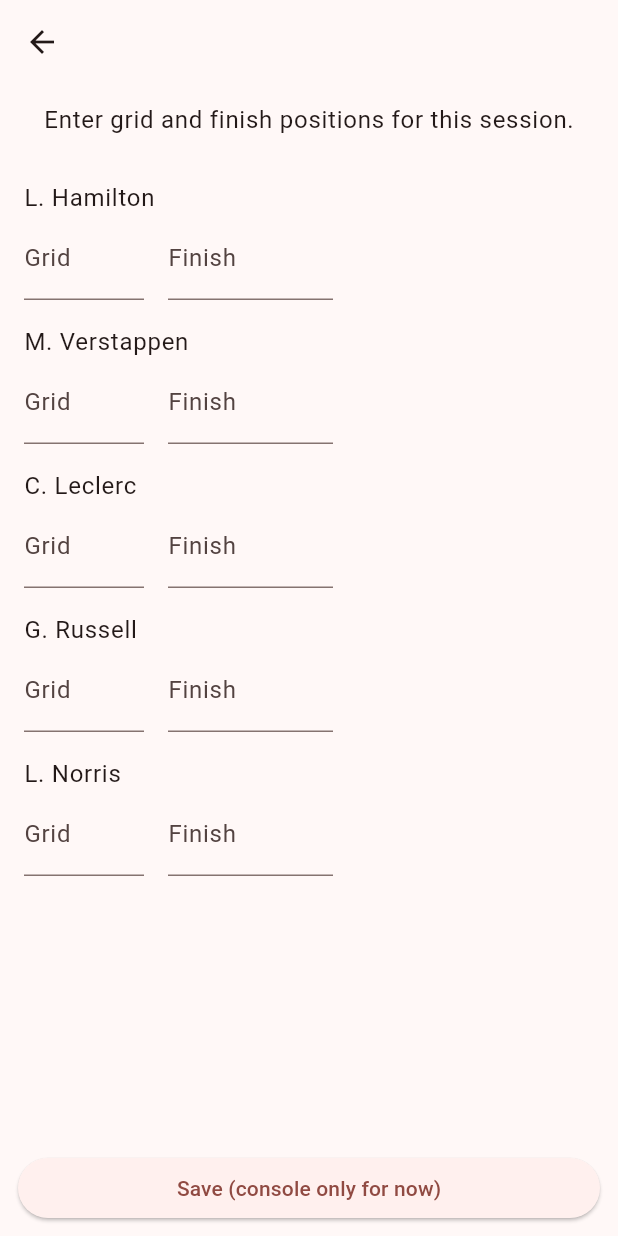
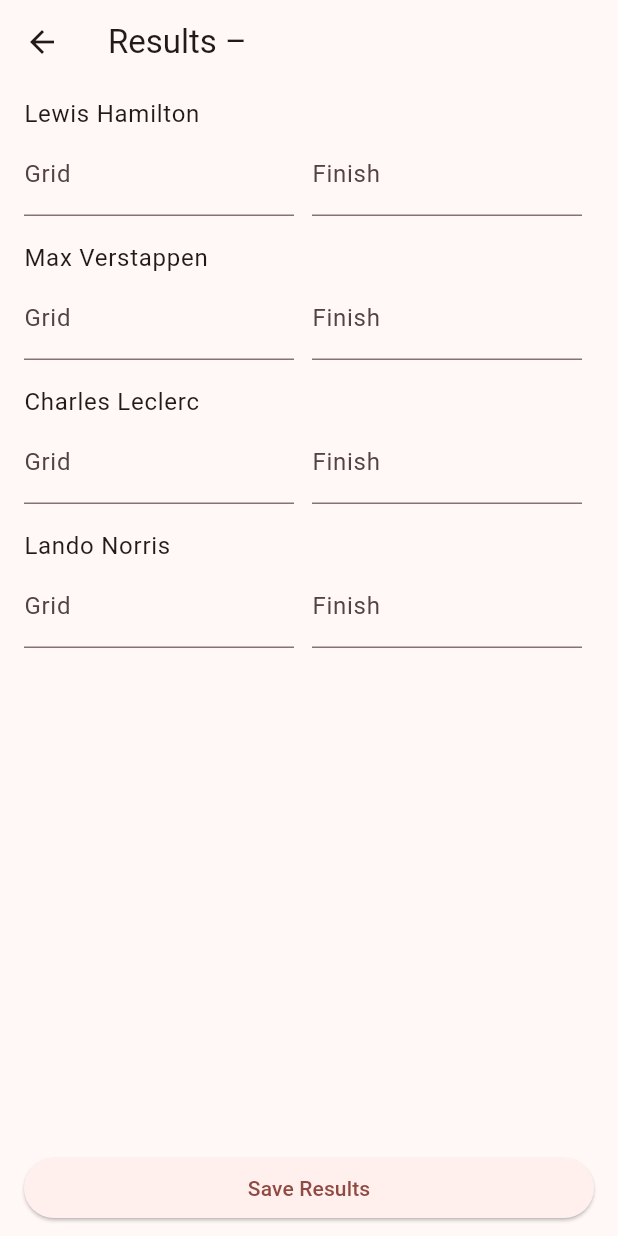
Before and after one commit to MattWD1/oversteer_organiser, a Flutter app: the SessionPage screen opened directly with empty values, on a phone screen of 412 x 824 dp. Run offline on Flutter 3.47's test engine with Material 3 defaults, Android fonts, the phone set to English and light mode, and no system bars.

Commit message:
results saved in memory, not database

```diff
--- a/lib/main.dart
+++ b/lib/main.dart
@@ -1,24 +1,49 @@
 import 'package:flutter/material.dart';
+
 import 'screens/leagues_page.dart';
 import 'repositories/league_repository.dart';
 import 'repositories/competition_repository.dart';
 import 'repositories/event_repository.dart';
 import 'repositories/driver_repository.dart';
+import 'repositories/session_result_repository.dart';
 
 void main() {
-  runApp(const OversteerApp());
+  // Create repositories once
+  final leagueRepository = InMemoryLeagueRepository();
+  final competitionRepository = InMemoryCompetitionRepository();
+  final eventRepository = InMemoryEventRepository();
+  final driverRepository = InMemoryDriverRepository();
+  final sessionResultRepository = SessionResultRepository();
+
+  runApp(
+    OversteerApp(
+      leagueRepository: leagueRepository,
+      competitionRepository: competitionRepository,
+      eventRepository: eventRepository,
+      driverRepository: driverRepository,
+      sessionResultRepository: sessionResultRepository,
+    ),
+  );
 }
 
 class OversteerApp extends StatelessWidget {
-  const OversteerApp({super.key});
+  final LeagueRepository leagueRepository;
+  final CompetitionRepository competitionRepository;
+  final EventRepository eventRepository;
+  final DriverRepository driverRepository;
+  final SessionResultRepository sessionResultRepository;
+
+  const OversteerApp({
+    super.key,
+    required this.leagueRepository,
+    required this.competitionRepository,
+    required this.eventRepository,
+    required this.driverRepository,
+    required this.sessionResultRepository,
+  });
 
   @override
   Widget build(BuildContext context) {
-    final leagueRepository = InMemoryLeagueRepository();
-    final competitionRepository = InMemoryCompetitionRepository();
-    final eventRepository = InMemoryEventRepository();
-    final driverRepository = InMemoryDriverRepository();
-
     return MaterialApp(
       title: 'Oversteer Organiser',
       debugShowCheckedModeBanner: false,
@@ -31,6 +56,7 @@ class OversteerApp extends StatelessWidget {
         competitionRepository: competitionRepository,
         eventRepository: eventRepository,
         driverRepository: driverRepository,
+        sessionResultRepository: sessionResultRepository,
       ),
     );
   }
--- a/lib/models/competition.dart
+++ b/lib/models/competition.dart
@@ -2,12 +2,12 @@ class Competition {
   final String id;
   final String leagueId;
   final String name;
-  final String seasonLabel;
+  final String? seasonName;
 
-  Competition({
+  const Competition({
     required this.id,
     required this.leagueId,
     required this.name,
-    required this.seasonLabel,
+    this.seasonName,
   });
 }
--- /dev/null
+++ b/lib/models/division.dart
@@ -0,0 +1,11 @@
+class Division {
+  final String id;
+  final String competitionId;
+  final String name;
+
+  const Division({
+    required this.id,
+    required this.competitionId,
+    required this.name,
+  });
+}
--- a/lib/models/driver.dart
+++ b/lib/models/driver.dart
@@ -1,13 +1,9 @@
 class Driver {
   final String id;
-  final String displayName;
-  final int carNumber;
-  final String? nationalityCode; // e.g. "GBR", "NED"
+  final String name;
 
-  Driver({
+  const Driver({
     required this.id,
-    required this.displayName,
-    required this.carNumber,
-    this.nationalityCode,
+    required this.name,
   });
 }
--- a/lib/models/event.dart
+++ b/lib/models/event.dart
@@ -1,13 +1,13 @@
 class Event {
   final String id;
-  final String competitionId; // which division/season this event belongs to
-  final String name;          // e.g. "Round 1 - Bahrain"
-  final int roundNumber;      // 1, 2, 3...
+  final String divisionId;
+  final String name;
+  final DateTime date;
 
-  Event({
+  const Event({
     required this.id,
-    required this.competitionId,
+    required this.divisionId,
     required this.name,
-    required this.roundNumber,
+    required this.date,
   });
 }
--- a/lib/models/league.dart
+++ b/lib/models/league.dart
@@ -2,12 +2,10 @@ class League {
   final String id;
   final String name;
   final String organiserName;
-  final String code; // join code (dummy for now)
 
-  League({
+  const League({
     required this.id,
     required this.name,
     required this.organiserName,
-    required this.code,
   });
 }
--- /dev/null
+++ b/lib/models/session_result.dart
@@ -0,0 +1,25 @@
+class SessionResult {
+  final String eventId;
+  final String driverId;
+  int? gridPosition;
+  int? finishPosition;
+
+  SessionResult({
+    required this.eventId,
+    required this.driverId,
+    this.gridPosition,
+    this.finishPosition,
+  });
+
+  SessionResult copyWith({
+    int? gridPosition,
+    int? finishPosition,
+  }) {
+    return SessionResult(
+      eventId: eventId,
+      driverId: driverId,
+      gridPosition: gridPosition ?? this.gridPosition,
+      finishPosition: finishPosition ?? this.finishPosition,
+    );
+  }
+}
--- a/lib/repositories/competition_repository.dart
+++ b/lib/repositories/competition_repository.dart
@@ -1,34 +1,43 @@
 import '../models/competition.dart';
+import '../models/division.dart';
 
 abstract class CompetitionRepository {
   Future<List<Competition>> getCompetitionsForLeague(String leagueId);
+  Future<List<Division>> getDivisionsForCompetition(String competitionId);
 }
 
 class InMemoryCompetitionRepository implements CompetitionRepository {
-  final List<Competition> _competitions = [
+  final List<Competition> _competitions = const [
     Competition(
       id: 'comp1',
       leagueId: 'league1',
-      name: 'Season 1 – Main Division',
-      seasonLabel: 'S1',
+      name: 'Season 1',
+      seasonName: '2025',
     ),
     Competition(
       id: 'comp2',
-      leagueId: 'league1',
-      name: 'Season 1 – Rookie Division',
-      seasonLabel: 'S1R',
+      leagueId: 'league2',
+      name: 'Season 1',
+      seasonName: '2025',
     ),
-    Competition(
-      id: 'comp3',
-      leagueId: 'league2',
-      name: 'Season 3 – Elite',
-      seasonLabel: 'S3',
-    ),
+  ];
+
+  final List<Division> _divisions = const [
+    Division(id: 'div1', competitionId: 'comp1', name: 'Tier 1'),
+    Division(id: 'div2', competitionId: 'comp1', name: 'Tier 2'),
+    Division(id: 'div3', competitionId: 'comp2', name: 'Single Tier'),
   ];
 
   @override
   Future<List<Competition>> getCompetitionsForLeague(String leagueId) async {
-    await Future.delayed(const Duration(milliseconds: 200)); // fake delay
+    await Future.delayed(const Duration(milliseconds: 200));
     return _competitions.where((c) => c.leagueId == leagueId).toList();
   }
+
+  @override
+  Future<List<Division>> getDivisionsForCompetition(
+      String competitionId) async {
+    await Future.delayed(const Duration(milliseconds: 200));
+    return _divisions.where((d) => d.competitionId == competitionId).toList();
+  }
 }
--- a/lib/repositories/driver_repository.dart
+++ b/lib/repositories/driver_repository.dart
@@ -5,42 +5,16 @@ abstract class DriverRepository {
 }
 
 class InMemoryDriverRepository implements DriverRepository {
-  final List<Driver> _drivers = [
-    Driver(
-      id: 'drv1',
-      displayName: 'L. Hamilton',
-      carNumber: 44,
-      nationalityCode: 'GBR',
-    ),
-    Driver(
-      id: 'drv2',
-      displayName: 'M. Verstappen',
-      carNumber: 1,
-      nationalityCode: 'NED',
-    ),
-    Driver(
-      id: 'drv3',
-      displayName: 'C. Leclerc',
-      carNumber: 16,
-      nationalityCode: 'MON',
-    ),
-    Driver(
-      id: 'drv4',
-      displayName: 'G. Russell',
-      carNumber: 63,
-      nationalityCode: 'GBR',
-    ),
-    Driver(
-      id: 'drv5',
-      displayName: 'L. Norris',
-      carNumber: 4,
-      nationalityCode: 'GBR',
-    ),
+  final List<Driver> _drivers = const [
+    Driver(id: 'drv1', name: 'Lewis Hamilton'),
+    Driver(id: 'drv2', name: 'Max Verstappen'),
+    Driver(id: 'drv3', name: 'Charles Leclerc'),
+    Driver(id: 'drv4', name: 'Lando Norris'),
   ];
 
   @override
   Future<List<Driver>> getDriversForEvent(String eventId) async {
-    // For now, ignore eventId and return the same dummy grid.
+    // In a real app, this would filter by eventId.
     await Future.delayed(const Duration(milliseconds: 200));
     return _drivers;
   }
--- a/lib/repositories/event_repository.dart
+++ b/lib/repositories/event_repository.dart
@@ -1,40 +1,40 @@
 import '../models/event.dart';
 
 abstract class EventRepository {
-  Future<List<Event>> getEventsForCompetition(String competitionId);
+  Future<List<Event>> getEventsForDivision(String divisionId);
 }
 
 class InMemoryEventRepository implements EventRepository {
   final List<Event> _events = [
     Event(
-      id: 'ev1',
-      competitionId: 'comp1',
-      name: 'Round 1 - Bahrain',
-      roundNumber: 1,
+      id: 'event1',
+      divisionId: 'div1',
+      name: 'Bahrain GP',
+      date: DateTime(2025, 3, 10),
     ),
     Event(
-      id: 'ev2',
-      competitionId: 'comp1',
-      name: 'Round 2 - Jeddah',
-      roundNumber: 2,
+      id: 'event2',
+      divisionId: 'div1',
+      name: 'Jeddah GP',
+      date: DateTime(2025, 3, 24),
     ),
     Event(
-      id: 'ev3',
-      competitionId: 'comp2',
-      name: 'Round 1 - Silverstone',
-      roundNumber: 1,
+      id: 'event3',
+      divisionId: 'div2',
+      name: 'Monza GP',
+      date: DateTime(2025, 4, 7),
     ),
     Event(
-      id: 'ev4',
-      competitionId: 'comp3',
-      name: 'Round 1 - Monza',
-      roundNumber: 1,
+      id: 'event4',
+      divisionId: 'div3',
+      name: 'Spa GP',
+      date: DateTime(2025, 5, 12),
     ),
   ];
 
   @override
-  Future<List<Event>> getEventsForCompetition(String competitionId) async {
-    await Future.delayed(const Duration(milliseconds: 200)); // fake delay
-    return _events.where((e) => e.competitionId == competitionId).toList();
+  Future<List<Event>> getEventsForDivision(String divisionId) async {
+    await Future.delayed(const Duration(milliseconds: 200));
+    return _events.where((e) => e.divisionId == divisionId).toList();
   }
 }
--- a/lib/repositories/league_repository.dart
+++ b/lib/repositories/league_repository.dart
@@ -5,25 +5,15 @@ abstract class LeagueRepository {
 }
 
 class InMemoryLeagueRepository implements LeagueRepository {
-  final List<League> _leagues = [
-    League(
-      id: 'league1',
-      name: 'Monday Night F1',
-      organiserName: 'Matt',
-      code: 'MON123',
-    ),
-    League(
-      id: 'league2',
-      name: 'EU Tier 1',
-      organiserName: 'SimRacing Hub',
-      code: 'EUT1',
-    ),
+  final List<League> _leagues = const [
+    League(id: 'league1', name: 'F1 Sunday League', organiserName: 'Matt'),
+    League(id: 'league2', name: 'Midweek Sprint League', organiserName: 'Alex'),
   ];
 
   @override
   Future<List<League>> getLeaguesForCurrentUser() async {
-    // later: filter by actual user; for now just return everything
-    await Future.delayed(const Duration(milliseconds: 200)); // tiny fake delay
+    // In a real app this would filter by current user.
+    await Future.delayed(const Duration(milliseconds: 200));
     return _leagues;
   }
 }
--- /dev/null
+++ b/lib/repositories/session_result_repository.dart
@@ -0,0 +1,33 @@
+import '../models/session_result.dart';
+
+class SessionResultRepository {
+  // key: eventId, value: list of results for that event
+  final Map<String, List<SessionResult>> _resultsByEvent = {};
+
+  List<SessionResult> getResultsForEvent(String eventId) {
+    final existing = _resultsByEvent[eventId] ?? [];
+    return existing
+        .map(
+          (r) => SessionResult(
+            eventId: r.eventId,
+            driverId: r.driverId,
+            gridPosition: r.gridPosition,
+            finishPosition: r.finishPosition,
+          ),
+        )
+        .toList();
+  }
+
+  void saveResultsForEvent(String eventId, List<SessionResult> results) {
+    _resultsByEvent[eventId] = results
+        .map(
+          (r) => SessionResult(
+            eventId: r.eventId,
+            driverId: r.driverId,
+            gridPosition: r.gridPosition,
+            finishPosition: r.finishPosition,
+          ),
+        )
+        .toList();
+  }
+}
--- a/lib/screens/leagues_page.dart
+++ b/lib/screens/leagues_page.dart
@@ -5,6 +5,7 @@ import '../repositories/league_repository.dart';
 import '../repositories/competition_repository.dart';
 import '../repositories/event_repository.dart';
 import '../repositories/driver_repository.dart';
+import '../repositories/session_result_repository.dart';
 import 'competitions_page.dart';
 
 class LeaguesPage extends StatefulWidget {
@@ -12,6 +13,7 @@ class LeaguesPage extends StatefulWidget {
   final CompetitionRepository competitionRepository;
   final EventRepository eventRepository;
   final DriverRepository driverRepository;
+  final SessionResultRepository sessionResultRepository;
 
   const LeaguesPage({
     super.key,
@@ -19,6 +21,7 @@ class LeaguesPage extends StatefulWidget {
     required this.competitionRepository,
     required this.eventRepository,
     required this.driverRepository,
+    required this.sessionResultRepository,
   });
 
   @override
@@ -80,6 +83,8 @@ class _LeaguesPageState extends State<LeaguesPage> {
                         competitionRepository: widget.competitionRepository,
                         eventRepository: widget.eventRepository,
                         driverRepository: widget.driverRepository,
+                        sessionResultRepository:
+                            widget.sessionResultRepository,
                       ),
                     ),
                   );
--- a/lib/screens/session_page.dart
+++ b/lib/screens/session_page.dart
@@ -1,16 +1,21 @@
 import 'package:flutter/material.dart';
+
 import '../models/event.dart';
 import '../models/driver.dart';
+import '../models/session_result.dart';
 import '../repositories/driver_repository.dart';
+import '../repositories/session_result_repository.dart';
 
 class SessionPage extends StatefulWidget {
   final Event event;
   final DriverRepository driverRepository;
+  final SessionResultRepository sessionResultRepository;
 
   const SessionPage({
     super.key,
     required this.event,
     required this.driverRepository,
+    required this.sessionResultRepository,
   });
 
   @override
@@ -18,149 +23,160 @@ class SessionPage extends StatefulWidget {
 }
 
 class _SessionPageState extends State<SessionPage> {
-  bool _loading = true;
-  String? _loadError;
-  final List<_DriverResult> _results = [];
-  String? _validationMessage;
+  bool _isLoading = true;
+  bool _isSaving = false;
+
+  late List<Driver> _drivers;
+  late Map<String, SessionResult> _resultsByDriverId;
+  final Map<String, TextEditingController> _gridControllers = {};
+  final Map<String, TextEditingController> _finishControllers = {};
 
   @override
   void initState() {
     super.initState();
-    _loadDrivers();
+    _loadData();
   }
 
-  Future<void> _loadDrivers() async {
-    try {
-      final List<Driver> drivers =
+  Future<void> _loadData() async {
+    // 1) Get drivers for this event
+    final drivers =
         await widget.driverRepository.getDriversForEvent(widget.event.id);
 
-      setState(() {
-        _results.clear();
-        _results.addAll(
-          drivers.map(
-            (d) => _DriverResult(
+    // 2) Get any previously saved results
+    final existingResults =
+        widget.sessionResultRepository.getResultsForEvent(widget.event.id);
+
+    final resultMap = <String, SessionResult>{};
+
+    for (final d in drivers) {
+      resultMap[d.id] = SessionResult(
+        eventId: widget.event.id,
         driverId: d.id,
-              driverName: d.displayName,
-            ),
-          ),
       );
-        _loading = false;
-        _loadError = null;
-      });
-    } catch (e) {
-      setState(() {
-        _loading = false;
-        _loadError = e.toString();
-      });
+    }
+
+    for (final r in existingResults) {
+      if (resultMap.containsKey(r.driverId)) {
+        resultMap[r.driverId] = resultMap[r.driverId]!.copyWith(
+          gridPosition: r.gridPosition,
+          finishPosition: r.finishPosition,
+        );
       }
     }
 
-  void _saveResults() {
-    final missing = _results.where((r) => r.finishPosition == null).toList();
-    if (missing.isNotEmpty) {
-      setState(() {
-        _validationMessage =
-            'Please enter a finish position for all drivers before saving.';
-      });
-      return;
-    }
+    // Create controllers
+    for (final d in drivers) {
+      final res = resultMap[d.id]!;
 
-    final positions = _results.map((r) => r.finishPosition!).toList();
-    final uniquePositions = positions.toSet();
-    if (uniquePositions.length != positions.length) {
-      setState(() {
-        _validationMessage =
-            'Duplicate finish positions detected. Each driver must have a unique finish position.';
-      });
-      return;
+      _gridControllers[d.id]?.dispose();
+      _finishControllers[d.id]?.dispose();
+
+      _gridControllers[d.id] = TextEditingController(
+        text: res.gridPosition?.toString() ?? '',
+      );
+      _finishControllers[d.id] = TextEditingController(
+        text: res.finishPosition?.toString() ?? '',
+      );
     }
 
     setState(() {
-      _validationMessage = null;
+      _drivers = drivers;
+      _resultsByDriverId = resultMap;
+      _isLoading = false;
     });
+  }
 
-    for (final r in _results) {
-      // ignore: avoid_print
-      print(
-        '${r.driverName} (id=${r.driverId}): grid=${r.gridPosition}, finish=${r.finishPosition}',
+  void _updateGridPosition(String driverId, String value) {
+    final parsed = int.tryParse(value);
+    setState(() {
+      final current = _resultsByDriverId[driverId]!;
+      _resultsByDriverId[driverId] =
+          current.copyWith(gridPosition: parsed);
+    });
+  }
+
+  void _updateFinishPosition(String driverId, String value) {
+    final parsed = int.tryParse(value);
+    setState(() {
+      final current = _resultsByDriverId[driverId]!;
+      _resultsByDriverId[driverId] =
+          current.copyWith(finishPosition: parsed);
+    });
+  }
+
+  Future<void> _save() async {
+    setState(() => _isSaving = true);
+
+    final results = _resultsByDriverId.values.toList();
+    widget.sessionResultRepository
+        .saveResultsForEvent(widget.event.id, results);
+
+    setState(() => _isSaving = false);
+
+    if (mounted) {
+      ScaffoldMessenger.of(context).showSnackBar(
+        const SnackBar(content: Text('Session results saved')),
       );
     }
+  }
 
-    ScaffoldMessenger.of(context).showSnackBar(
-      const SnackBar(
-        content: Text('Results collected (not yet saved to database).'),
-      ),
-    );
+  @override
+  void dispose() {
+    for (final c in _gridControllers.values) {
+      c.dispose();
+    }
+    for (final c in _finishControllers.values) {
+      c.dispose();
+    }
+    super.dispose();
   }
 
   @override
   Widget build(BuildContext context) {
-    Widget body;
-
-    if (_loading) {
-      body = const Center(child: CircularProgressIndicator());
-    } else if (_loadError != null) {
-      body = Center(child: Text('Error loading drivers: $_loadError'));
-    } else if (_results.isEmpty) {
-      body = const Center(child: Text('No drivers found for this session.'));
-    } else {
-      body = Column(
+    return Scaffold(
+      appBar: AppBar(
+        title: Text('Results – ${widget.event.name}'),
+      ),
+      body: _isLoading
+          ? const Center(child: CircularProgressIndicator())
+          : Column(
               children: [
-          Padding(
-            padding: const EdgeInsets.all(12.0),
-            child: Text(
-              'Enter grid and finish positions for this session.',
-              style: Theme.of(context).textTheme.bodyLarge,
-            ),
-          ),
-          if (_validationMessage != null)
-            Padding(
-              padding: const EdgeInsets.symmetric(horizontal: 12.0),
-              child: Text(
-                _validationMessage!,
-                style: const TextStyle(color: Colors.red),
-              ),
-            ),
-          const SizedBox(height: 8),
                 Expanded(
                   child: ListView.builder(
-              itemCount: _results.length,
+                    itemCount: _drivers.length,
                     itemBuilder: (context, index) {
-                final result = _results[index];
+                      final driver = _drivers[index];
+
+
+                      final gridController = _gridControllers[driver.id]!;
+                      final finishController =
+                          _finishControllers[driver.id]!;
 
                       return ListTile(
-                  title: Text(result.driverName),
+                        title: Text(driver.name),
                         subtitle: Row(
                           children: [
-                      SizedBox(
-                        width: 80,
+                            Expanded(
                               child: TextField(
+                                controller: gridController,
                                 keyboardType: TextInputType.number,
                                 decoration: const InputDecoration(
                                   labelText: 'Grid',
                                 ),
-                          onChanged: (value) {
-                            setState(() {
-                              result.gridPosition =
-                                  int.tryParse(value.trim());
-                            });
-                          },
+                                onChanged: (value) =>
+                                    _updateGridPosition(driver.id, value),
                               ),
                             ),
-                      const SizedBox(width: 16),
-                      SizedBox(
-                        width: 110,
+                            const SizedBox(width: 12),
+                            Expanded(
                               child: TextField(
+                                controller: finishController,
                                 keyboardType: TextInputType.number,
                                 decoration: const InputDecoration(
                                   labelText: 'Finish',
                                 ),
-                          onChanged: (value) {
-                            setState(() {
-                              result.finishPosition =
-                                  int.tryParse(value.trim());
-                            });
-                          },
+                                onChanged: (value) =>
+                                    _updateFinishPosition(driver.id, value),
                               ),
                             ),
                           ],
@@ -171,36 +187,23 @@ class _SessionPageState extends State<SessionPage> {
                 ),
                 Padding(
                   padding:
-                const EdgeInsets.symmetric(horizontal: 12.0, vertical: 8.0),
+                      const EdgeInsets.symmetric(horizontal: 16, vertical: 8),
                   child: SizedBox(
                     width: double.infinity,
                     child: ElevatedButton(
-                onPressed: _saveResults,
-                child: const Text('Save (console only for now)'),
+                      onPressed: _isSaving ? null : _save,
+                      child: _isSaving
+                          ? const SizedBox(
+                              height: 18,
+                              width: 18,
+                              child: CircularProgressIndicator(strokeWidth: 2),
+                            )
+                          : const Text('Save Results'),
                     ),
                   ),
                 ),
               ],
-      );
-    }
-
-    return Scaffold(
-      appBar: AppBar(
-        title: Text(widget.event.name),
             ),
-      body: body,
     );
   }
 }
-
-class _DriverResult {
-  final String driverId;
-  final String driverName;
-  int? gridPosition;
-  int? finishPosition;
-
-  _DriverResult({
-    required this.driverId,
-    required this.driverName,
-  });
-}
```
Also changed, not shown: lib/screens/competitions_page.dart (+23 -12 lines), lib/screens/divisions_page.dart (added, +103 -0 lines), lib/screens/events_page.dart (renamed from lib/screens/division_page.dart, +27 -10 lines). Lines whose indentation alone changed are shown as unchanged.
